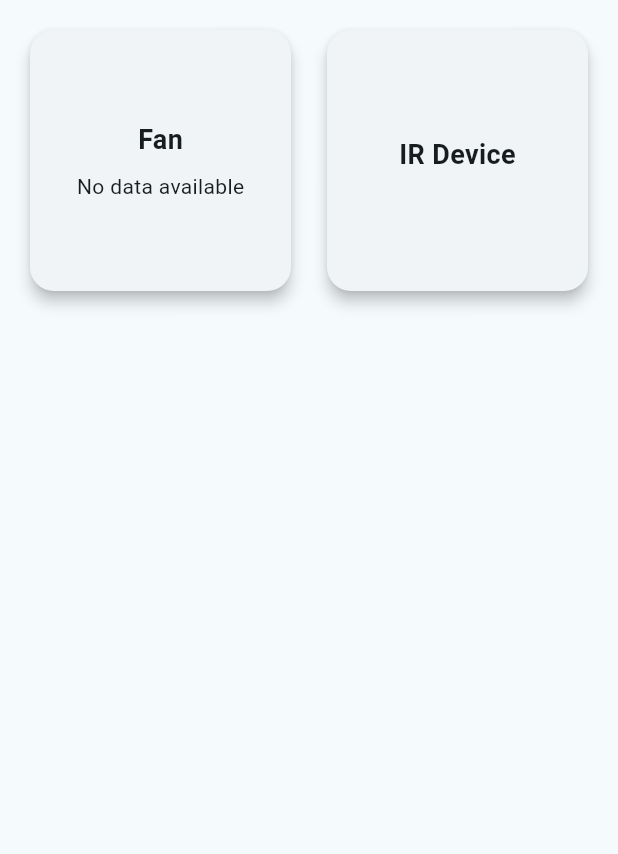
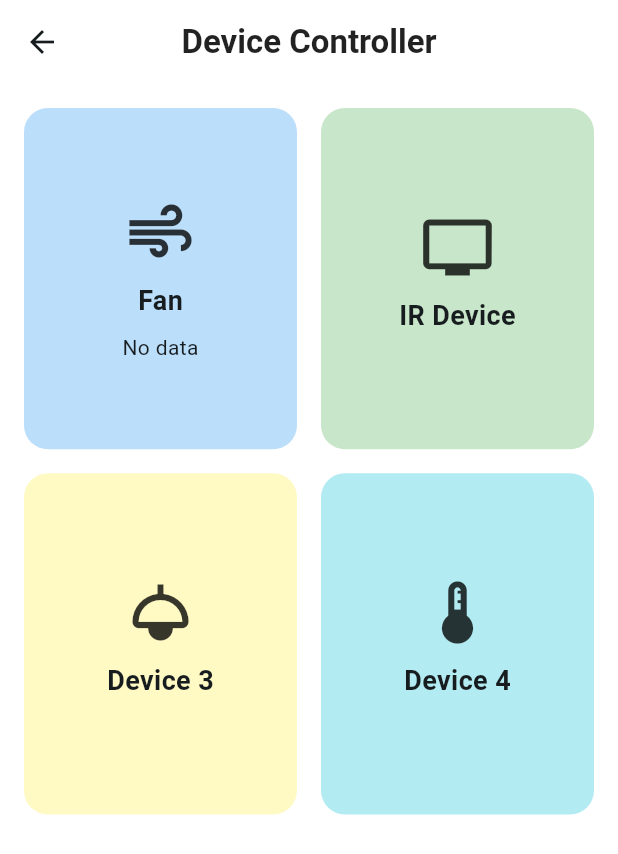
Before and after one commit to huyne265/SmartHomeApp, a Flutter app: the DeviceControllerScreen screen opened directly, on a phone screen of 412 x 824 dp. Shown: the top 854 px of the screen. Run offline on Flutter 3.47's test engine with Material 3 defaults, Android fonts, the phone set to English and light mode, and no system bars; our stand-ins replace firebase_auth, firebase_core, firebase_database, google_sign_in, shared_preferences; accounts and stored records are empty.

Commit message:
update Device

```diff
--- a/flutter_vsc/lib/device.dart
+++ b/flutter_vsc/lib/device.dart
@@ -5,12 +5,16 @@ import 'fan.dart';
 
 class Device {
   final String name;
+  IconData? icon;
+  final Color backgroundColor;
   String? mode;
   String? timer;
   final Function onTap;
 
   Device({
     required this.name,
+    this.icon,
+    required this.backgroundColor,
     this.mode,
     this.timer,
     required this.onTap,
@@ -25,6 +29,8 @@ class DeviceControllerScreen extends StatelessWidget {
     final List<Device> devices = [
       Device(
         name: "Fan",
+        icon: Icons.air_outlined,
+        backgroundColor: Colors.blue.shade100,
         onTap: () {
           Navigator.push(
             context,
@@ -34,6 +40,8 @@ class DeviceControllerScreen extends StatelessWidget {
       ),
       Device(
         name: "IR Device",
+        icon: Icons.tv,
+        backgroundColor: Colors.green.shade100,
         onTap: () {
           Navigator.push(
             context,
@@ -41,24 +49,59 @@ class DeviceControllerScreen extends StatelessWidget {
           );
         },
       ),
+      Device(
+        name: "Device 3",
+        icon: Icons.light,
+        backgroundColor: Colors.yellow.shade100,
+        onTap: () {
+          // Thêm navigation tới màn hình điều khiển đèn
+        },
+      ),
+      Device(
+        name: "Device 4",
+        icon: Icons.device_thermostat,
+        backgroundColor: Colors.cyan.shade100,
+        onTap: () {
+          // Thêm navigation tới màn hình điều khiển điều hòa
+        },
+      ),
     ];
 
     return Scaffold(
-      body: GridView.builder(
+      appBar: AppBar(
+        title: const Text('Device Controller',
+            style:
+                TextStyle(fontWeight: FontWeight.bold, color: Colors.black87)),
+        backgroundColor: Colors.white,
+        elevation: 0,
+        centerTitle: true,
+      ),
+      body: Container(
+        color: Colors.white,
+        child: GridView.builder(
           padding: const EdgeInsets.all(16),
           gridDelegate: const SliverGridDelegateWithFixedCrossAxisCount(
             crossAxisCount: 2,
             crossAxisSpacing: 16,
             mainAxisSpacing: 16,
+            childAspectRatio: 0.8,
           ),
           itemCount: devices.length,
           itemBuilder: (context, index) {
             final device = devices[index];
+            return _buildDeviceCard(device);
+          },
+        ),
+      ),
+    );
+  }
+
+  Widget _buildDeviceCard(Device device) {
     return GestureDetector(
       onTap: () => device.onTap(),
-            child: Card(
-              elevation: 4,
-              shape: RoundedRectangleBorder(
+      child: Container(
+        decoration: BoxDecoration(
+          color: device.backgroundColor,
           borderRadius: BorderRadius.circular(16),
         ),
         child: Padding(
@@ -66,6 +109,9 @@ class DeviceControllerScreen extends StatelessWidget {
           child: Column(
             mainAxisAlignment: MainAxisAlignment.center,
             children: [
+              Icon(device.icon,
+                  size: 50, color: const Color.fromARGB(200, 0, 0, 0)),
+              const SizedBox(height: 8),
               Text(
                 device.name,
                 style: const TextStyle(
@@ -80,9 +126,6 @@ class DeviceControllerScreen extends StatelessWidget {
         ),
       ),
     );
-        },
-      ),
-    );
   }
 
   Widget _buildFanStatus() {
@@ -92,11 +135,14 @@ class DeviceControllerScreen extends StatelessWidget {
       stream: databaseRef.onValue,
       builder: (context, AsyncSnapshot<DatabaseEvent> snapshot) {
         if (!snapshot.hasData) {
-          return const CircularProgressIndicator();
+          return const CircularProgressIndicator(
+              strokeWidth: 2,
+              valueColor: AlwaysStoppedAnimation<Color>(Colors.blue));
         } else if (snapshot.hasError) {
-          return const Text('Error loading data');
+          return const Text('Error loading data',
+              style: TextStyle(color: Colors.red));
         } else if (snapshot.data?.snapshot.value == null) {
-          return const Text('No data available');
+          return const Text('No data');
         } else {
           final fanData =
               snapshot.data!.snapshot.value as Map<dynamic, dynamic>;
@@ -104,8 +150,10 @@ class DeviceControllerScreen extends StatelessWidget {
           final double speed = (fanData['speed'] as num?)?.toDouble() ?? 0.0;
           return Column(
             children: [
-              Text('Mode: $mode'),
-              Text('Speed: $speed'),
+              Text('Mode: $mode',
+                  style: const TextStyle(fontSize: 12, color: Colors.black54)),
+              Text('Speed: $speed',
+                  style: const TextStyle(fontSize: 12, color: Colors.black54)),
             ],
           );
         }
--- a/flutter_vsc/lib/login.dart
+++ b/flutter_vsc/lib/login.dart
@@ -18,7 +18,7 @@ class _LoginScreenState extends State<LoginScreen> {
   final TextEditingController _passwordController = TextEditingController();
   final FirebaseAuth _firebaseAuth = FirebaseAuth.instance;
 
-  // // Vào thẳng dashboard
+  // Vào thẳng dashboard
   @override
   void initState() {
     super.initState();
@@ -34,7 +34,7 @@ class _LoginScreenState extends State<LoginScreen> {
       );
     });
   }
-  // // Vào thẳng dashboard
+  // Vào thẳng dashboard
 
   final GoogleSignIn _googleSignIn = GoogleSignIn(
     scopes: <String>['email'],
--- a/flutter_vsc/lib/mainTaskboard.dart
+++ b/flutter_vsc/lib/mainTaskboard.dart
@@ -30,7 +30,7 @@ class MainTaskboard extends StatelessWidget {
           color: isDayTime
               ? const Color.fromARGB(255, 172, 238, 255)
               : const Color.fromARGB(255, 190, 200, 204),
-          child: ClockWidget(),
+          child: const ClockWidget(),
         ),
         Expanded(
           child: Center(
--- a/flutter_vsc/pubspec.yaml
+++ b/flutter_vsc/pubspec.yaml
@@ -43,8 +43,8 @@ dependencies:
   buttons_tabbar: ^1.3.14
   provider: ^6.1.2
   intl: ^0.20.1
-  flutter_local_notifications: ^18.0.1
-  android_alarm_manager_plus: ^4.0.4
+  workmanager: ^0.5.2
+  shared_preferences: ^2.3.3
 
 dev_dependencies:
   flutter_test:
```
Also changed, not shown: flutter_vsc/lib/dashboard.dart (+42 -3 lines), flutter_vsc/lib/relay_schedule.dart (+0 -12 lines), flutter_vsc/pubspec.lock, 1 other file. Lines whose indentation alone changed are shown as unchanged.
